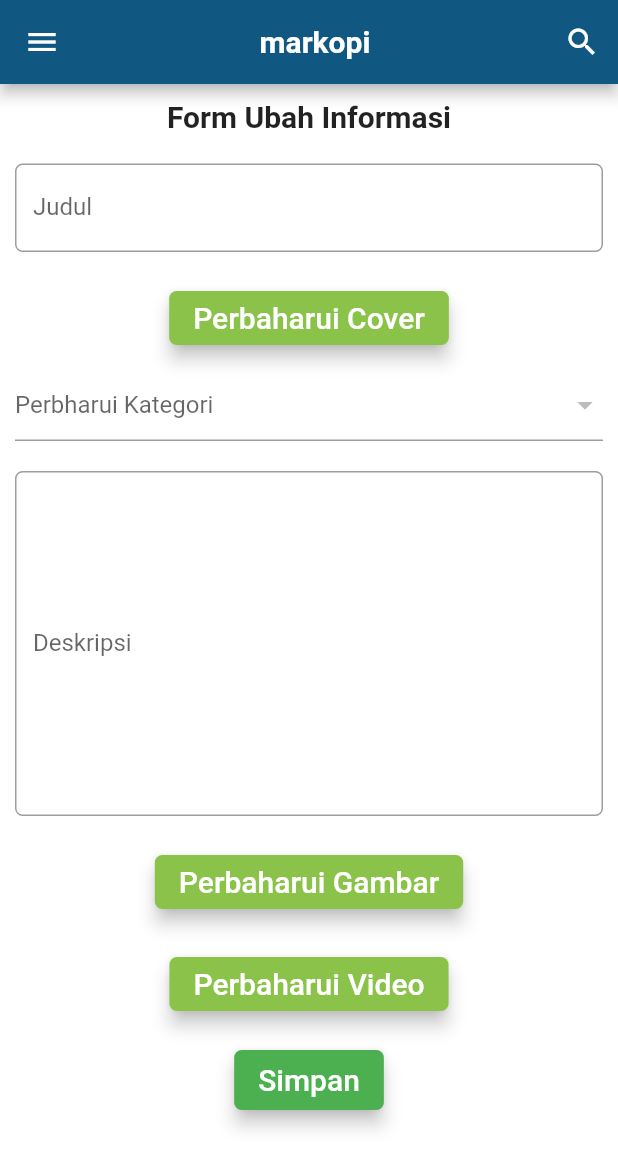
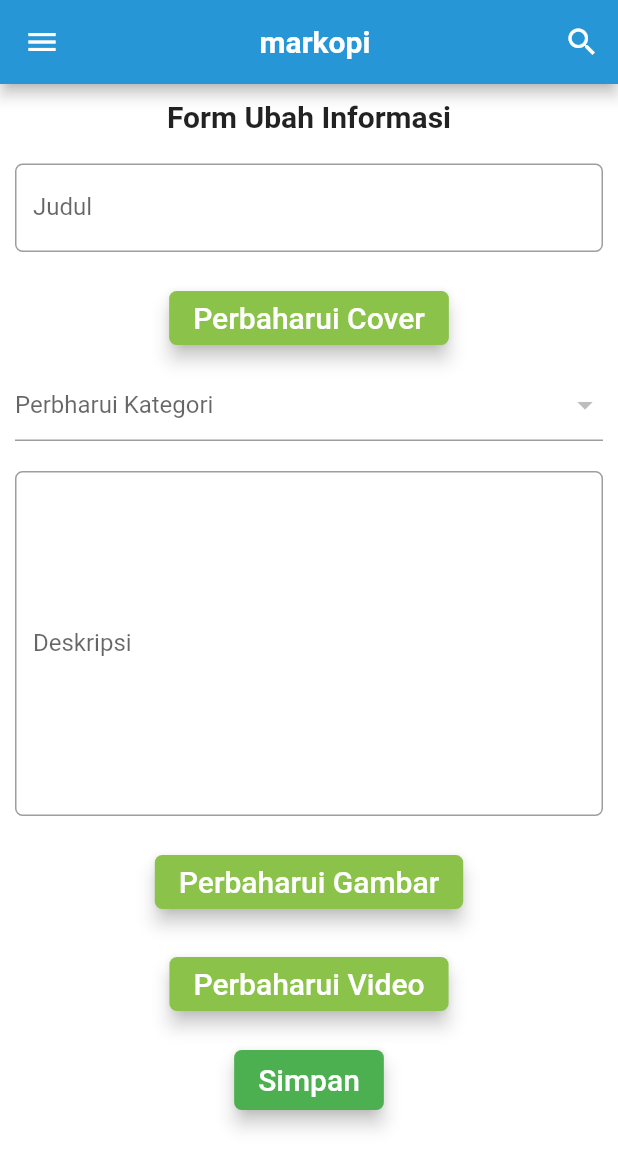
Before and after one commit to markopi-indonesia/markopi_mobile, a Flutter app: the DetailInformasi screen opened directly with empty values, after a tap on "Ubah", on a phone screen of 412 x 824 dp. Shown: the top 1169 px of the screen. Run offline on Flutter 3.47's test engine with Material 2 defaults, Android fonts, the phone set to English and light mode, and no system bars; our stand-ins replace cloud_firestore, firebase_auth, firebase_storage, flutter_colorpicker, flutter_slidable, google_sign_in and 2 more; missing offline and left inert: googleapis, multi_image_picker, pinch_zoom_image; accounts and stored records are empty; network calls fail.

Commit message:
change color

```diff
--- a/lib/components/drawer.dart
+++ b/lib/components/drawer.dart
@@ -4,7 +4,6 @@ import 'dart:async';
 import 'package:firebase_auth/firebase_auth.dart';
 import 'package:google_sign_in/google_sign_in.dart';
 import 'package:markopi_mobile/models/menu.dart';
-import 'package:markopi_mobile/pages/profile/edit.dart';
 import 'package:markopi_mobile/pages/profile/index.dart';
 import 'package:markopi_mobile/ui/menu/submenu.dart';
 
--- a/lib/components/header.dart
+++ b/lib/components/header.dart
@@ -6,7 +6,7 @@ class Header extends StatelessWidget implements PreferredSizeWidget{
   Widget build(BuildContext context) {
     return AppBar(
         iconTheme: new IconThemeData(color: Colors.white),
-        backgroundColor: Color(0xff105882),
+        backgroundColor: Color(0xFF2696D6),
         title: Center(child:Text('markopi', style: TextStyle(fontWeight: FontWeight.bold, color: Colors.white),)),
         actions: <Widget>[
           IconButton(
--- a/lib/components/header_back.dart
+++ b/lib/components/header_back.dart
@@ -10,7 +10,7 @@ class HeaderBack extends StatelessWidget implements PreferredSizeWidget{
           onPressed:() => Navigator.pop(context, false),
         ),
         iconTheme: new IconThemeData(color: Colors.white),
-        backgroundColor: Colors.green,
+        backgroundColor: Color(0xFF2696D6),
         title: Center(child:Text('markopi', style: TextStyle(fontWeight: FontWeight.bold, color: Colors.white),)),
         actions: <Widget>[
           IconButton(
--- a/lib/pages/crud_informasi/detail.dart
+++ b/lib/pages/crud_informasi/detail.dart
@@ -76,7 +76,7 @@ class _DetailInformasiState extends State<DetailInformasi> {
                       child: new Container(
                         height: MediaQuery.of(context).size.height / 4,
                         decoration: new BoxDecoration(
-                          color: Color(0xFF1C8134),
+                          color: Color(0xFFF0F6FE),
                           shape: BoxShape.rectangle,
                           borderRadius: new BorderRadius.circular(8.0),
                           boxShadow: <BoxShadow>[
```
